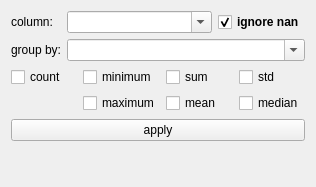
Old version of the form DataVision/resources/ui/modules/describe.ui in the repository jeaunrg/DataVision-dist.
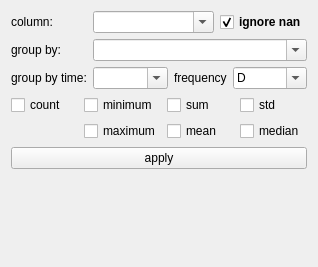
New version of the form.

Patch:
```diff
--- a/DataVision/resources/ui/modules/describe.ui
+++ b/DataVision/resources/ui/modules/describe.ui
@@ -6,8 +6,8 @@
    <rect>
     <x>0</x>
     <y>0</y>
-    <width>316</width>
-    <height>187</height>
+    <width>318</width>
+    <height>267</height>
    </rect>
   </property>
   <property name="windowTitle">
@@ -70,6 +70,93 @@
        </property>
       </widget>
      </item>
+     <item row="2" column="0">
+      <widget class="QLabel" name="label_3">
+       <property name="text">
+        <string>group by time:</string>
+       </property>
+      </widget>
+     </item>
+     <item row="2" column="1">
+      <layout class="QHBoxLayout" name="horizontalLayout_3">
+       <item>
+        <widget class="QComboBox" name="group_by_time">
+         <property name="sizePolicy">
+          <sizepolicy hsizetype="Expanding" vsizetype="Fixed">
+           <horstretch>0</horstretch>
+           <verstretch>0</verstretch>
+          </sizepolicy>
+         </property>
+         <property name="editable">
+          <bool>true</bool>
+         </property>
+        </widget>
+       </item>
+       <item>
+        <widget class="QLabel" name="label_12">
+         <property name="text">
+          <string>frequency</string>
+         </property>
+        </widget>
+       </item>
+       <item>
+        <widget class="QComboBox" name="roundFreq">
+         <property name="sizePolicy">
+          <sizepolicy hsizetype="Expanding" vsizetype="Fixed">
+           <horstretch>0</horstretch>
+           <verstretch>0</verstretch>
+          </sizepolicy>
+         </property>
+         <property name="editable">
+          <bool>true</bool>
+         </property>
+         <property name="currentIndex">
+          <number>1</number>
+         </property>
+         <item>
+          <property name="text">
+           <string>M</string>
+          </property>
+         </item>
+         <item>
+          <property name="text">
+           <string>D</string>
+          </property>
+         </item>
+         <item>
+          <property name="text">
+           <string>H</string>
+          </property>
+         </item>
+         <item>
+          <property name="text">
+           <string>min</string>
+          </property>
+         </item>
+         <item>
+          <property name="text">
+           <string>S</string>
+          </property>
+         </item>
+         <item>
+          <property name="text">
+           <string>ms</string>
+          </property>
+         </item>
+         <item>
+          <property name="text">
+           <string>us</string>
+          </property>
+         </item>
+         <item>
+          <property name="text">
+           <string>N</string>
+          </property>
+         </item>
+        </widget>
+       </item>
+      </layout>
+     </item>
     </layout>
    </item>
    <item>
```
